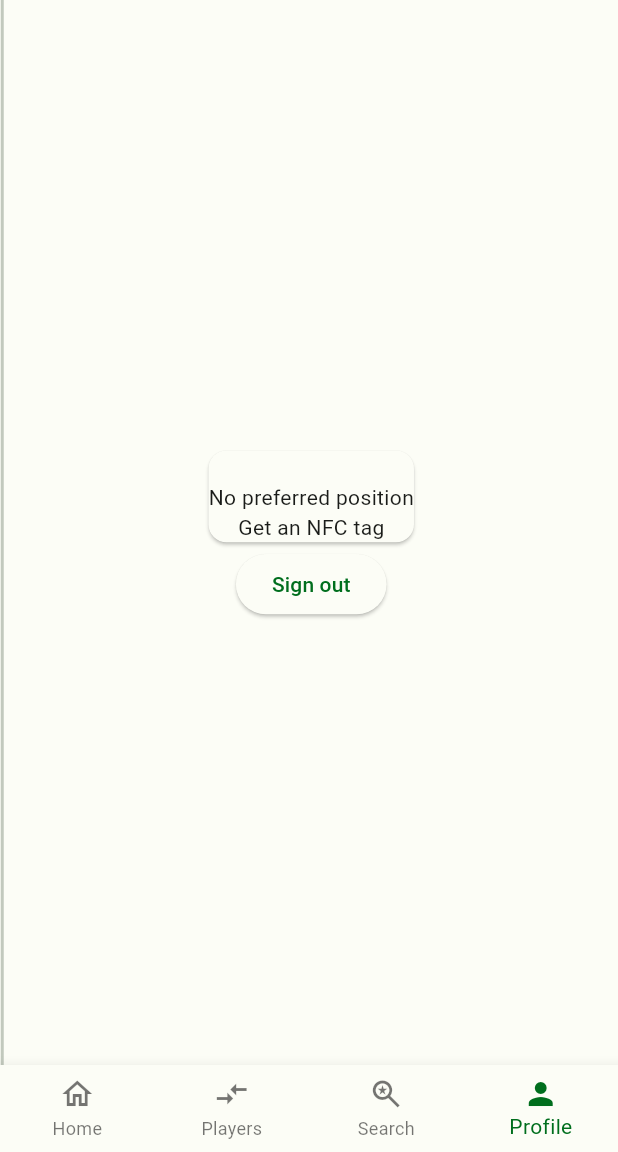
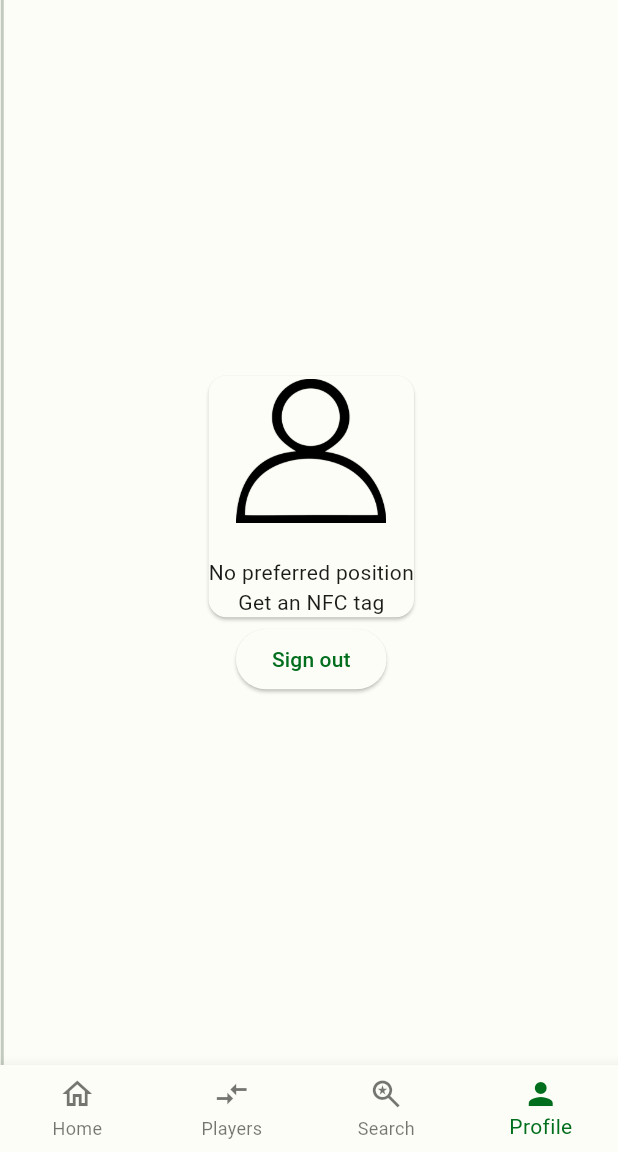
Before and after one commit to JohnnyCasares/my_team_manager, a Flutter app: the screen it shows once a user with an empty profile is signed in, item 4 of the bottom bar chosen, on a phone screen of 412 x 824 dp, the part 84-1236 px from its top. Run offline on Flutter 3.47's test engine with Material 2 defaults, Android fonts, the phone set to English and light mode, and no system bars; our stand-ins replace cloud_firestore, firebase_auth, firebase_core, firebase_storage, flutter_svg, form_validator and 1 more; accounts and stored records are empty.

Commit message:
fixed image in profile web (index.html file) and user.dart was changed to display image

```diff
--- a/lib/custom widgets/models/users/user.dart
+++ b/lib/custom widgets/models/users/user.dart
@@ -26,23 +26,35 @@ class _UserItemState extends State<UserItem> {
   List<String>? positionList;
   String? positionText;
 
-
   @override
   Widget build(BuildContext context) {
-
     if (widget.userData.position != null) {
       positionList = widget.userData.position!.keys.toList();
       positionText = positionList.toString();
       positionText = positionText!.substring(1, positionText!.length - 1);
-
     }
-
     return Card(
       child: Column(
         children: [
-          widget.userData.imageURL != null
-              ? Image.network(widget.userData.imageURL!)
-              : const SizedBox(), //TODO: change sized box to default icon svg in images/assets
+          SizedBox(
+            height: 100,
+            width: 100,
+            child: widget.userData.imageURL != null
+                ? ClipOval(
+                    child: SizedBox.fromSize(
+                      size: const Size.fromRadius(60), // Image radius
+                      child: Image.network(
+                        widget.userData.imageURL!,
+                        errorBuilder: (context, error, stackTrace) {
+                          // Show a placeholder image or error message
+                          return Image.asset('assets/images/profile_image.png');
+                        },
+                      ),
+                    ),
+                  )
+                : Image.asset('assets/images/profile_image.png'),
+          ),
+
           Text(widget.userData.name),
           Text(positionText ?? 'No preferred position'),
           Text(widget.userData.nfcUID ?? 'Get an NFC tag'),
--- a/lib/pages/main_page.dart
+++ b/lib/pages/main_page.dart
@@ -30,7 +30,7 @@ class _MainPageState extends State<MainPage> {
         try {
           player = AppUser(
               name: value['name'],
-              position:Map<String, String>.from(value['position'])  ,
+              position: Map<String, String>.from(value['position']),
               nfcUID: value['uid'],
               imageURL: value['imageUrl']);
         } on Exception catch (e) {
@@ -39,7 +39,6 @@ class _MainPageState extends State<MainPage> {
           print("Error in main_page.dart $e");
         }
       });
-
     });
   }
 
--- a/lib/pages/signUp/reg_info.dart
+++ b/lib/pages/signUp/account_info.dart
@@ -21,7 +21,7 @@ class _UserDataState extends State<UserData> {
     return SingleChildScrollView(
       child: Column(
         children: [
-          const Center(child: Text("Registration Info")),
+          const Center(child: Text("Account Info")),
           MyTextField(
             hint: 'Email',
             icon: Icons.email,
--- a/lib/pages/signUp/signup.dart
+++ b/lib/pages/signUp/signup.dart
@@ -7,7 +7,7 @@ import 'package:flutter/material.dart';
 import 'package:my_team_manager/custom%20widgets/models/users/user.dart';
 import 'package:my_team_manager/pages/signUp/picture.dart';
 import 'package:my_team_manager/pages/signUp/player_info.dart';
-import 'package:my_team_manager/pages/signUp/reg_info.dart';
+import 'package:my_team_manager/pages/signUp/account_info.dart';
 import 'package:my_team_manager/services/firebase_services.dart';
 
 class SignUp extends StatefulWidget {
```
Also changed, not shown: lib/main.dart (+4 -24 lines), 1 other file.
